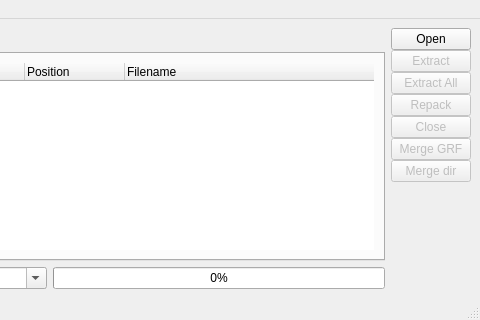
Qt form grfbuilder/MainWindow.ui (MagicalTux/grf) before a commit; both pictures show x 295 to 775 and y 0 to 320 of the 775 by 320 pixel window.
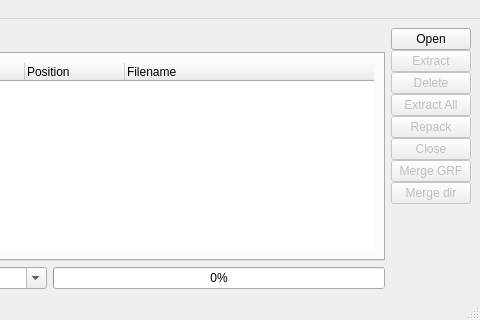
The same form after that commit.

Diff of the .ui file:
```diff
--- a/grfbuilder/MainWindow.ui
+++ b/grfbuilder/MainWindow.ui
@@ -293,6 +293,16 @@
         </property>
        </widget>
       </item>
+      <item>
+       <widget class="QPushButton" name="btn_delete" >
+        <property name="enabled" >
+         <bool>false</bool>
+        </property>
+        <property name="text" >
+         <string>Delete</string>
+        </property>
+       </widget>
+      </item>
       <item>
        <widget class="QPushButton" name="btn_extractall" >
         <property name="enabled" >
```
Left out of the diff: 9 changed lines with no effect on the pictures.
